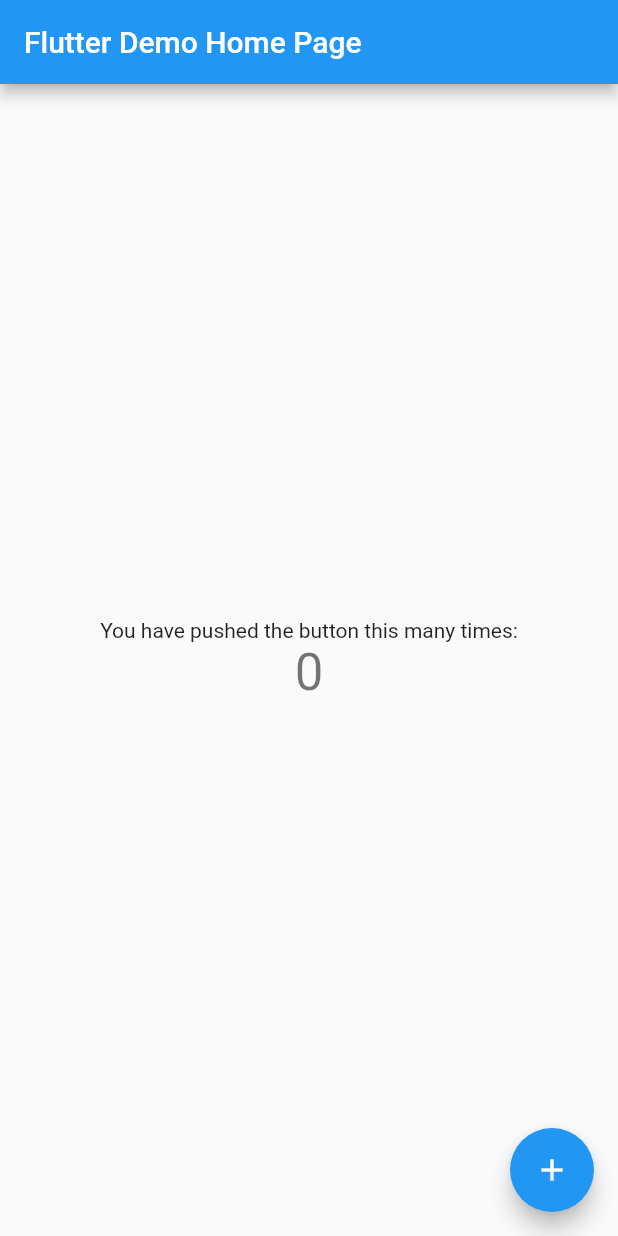
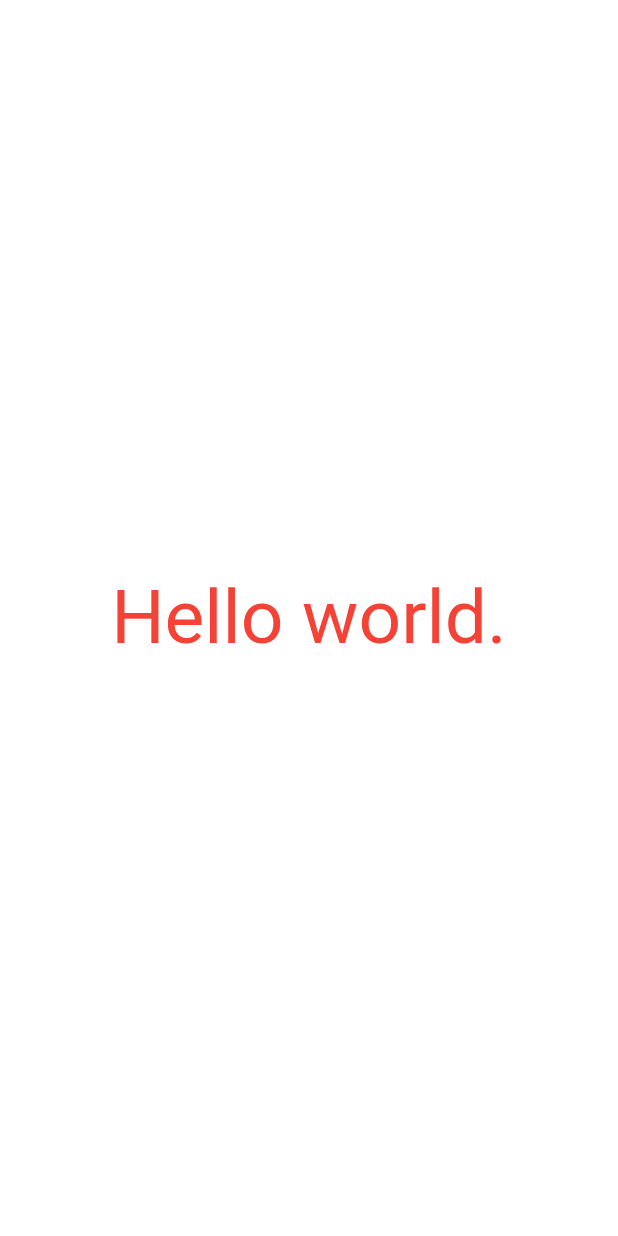
Before and after one commit to deal-machine/dart-training, a Flutter app: the screen it shows after launch, on a phone screen of 412 x 824 dp. Run offline on Flutter 3.47's test engine with Material 2 defaults, Android fonts, the phone set to English and light mode, and no system bars.

Commit message:
create first widget

```diff
--- a/lib/main.dart
+++ b/lib/main.dart
@@ -1,115 +1,11 @@
 import 'package:flutter/material.dart';
 
-void main() {
-  runApp(const MyApp());
+main() {
+  runApp(Container(
+      child: Center(
+          child: Text(
+    'Hello world.',
+    textDirection: TextDirection.ltr,
+    style: TextStyle(color: Colors.red, fontSize: 50),
+  ))));
 }
-
-class MyApp extends StatelessWidget {
-  const MyApp({Key? key}) : super(key: key);
-
-  // This widget is the root of your application.
-  @override
-  Widget build(BuildContext context) {
-    return MaterialApp(
-      title: 'Flutter Demo',
-      theme: ThemeData(
-        // This is the theme of your application.
-        //
-        // Try running your application with "flutter run". You'll see the
-        // application has a blue toolbar. Then, without quitting the app, try
-        // changing the primarySwatch below to Colors.green and then invoke
-        // "hot reload" (press "r" in the console where you ran "flutter run",
-        // or simply save your changes to "hot reload" in a Flutter IDE).
-        // Notice that the counter didn't reset back to zero; the application
-        // is not restarted.
-        primarySwatch: Colors.blue,
-      ),
-      home: const MyHomePage(title: 'Flutter Demo Home Page'),
-    );
-  }
-}
-
-class MyHomePage extends StatefulWidget {
-  const MyHomePage({Key? key, required this.title}) : super(key: key);
-
-  // This widget is the home page of your application. It is stateful, meaning
-  // that it has a State object (defined below) that contains fields that affect
-  // how it looks.
-
-  // This class is the configuration for the state. It holds the values (in this
-  // case the title) provided by the parent (in this case the App widget) and
-  // used by the build method of the State. Fields in a Widget subclass are
-  // always marked "final".
-
-  final String title;
-
-  @override
-  State<MyHomePage> createState() => _MyHomePageState();
-}
-
-class _MyHomePageState extends State<MyHomePage> {
-  int _counter = 0;
-
-  void _incrementCounter() {
-    setState(() {
-      // This call to setState tells the Flutter framework that something has
-      // changed in this State, which causes it to rerun the build method below
-      // so that the display can reflect the updated values. If we changed
-      // _counter without calling setState(), then the build method would not be
-      // called again, and so nothing would appear to happen.
-      _counter++;
-    });
-  }
-
-  @override
-  Widget build(BuildContext context) {
-    // This method is rerun every time setState is called, for instance as done
-    // by the _incrementCounter method above.
-    //
-    // The Flutter framework has been optimized to make rerunning build methods
-    // fast, so that you can just rebuild anything that needs updating rather
-    // than having to individually change instances of widgets.
-    return Scaffold(
-      appBar: AppBar(
-        // Here we take the value from the MyHomePage object that was created by
-        // the App.build method, and use it to set our appbar title.
-        title: Text(widget.title),
-      ),
-      body: Center(
-        // Center is a layout widget. It takes a single child and positions it
-        // in the middle of the parent.
-        child: Column(
-          // Column is also a layout widget. It takes a list of children and
-          // arranges them vertically. By default, it sizes itself to fit its
-          // children horizontally, and tries to be as tall as its parent.
-          //
-          // Invoke "debug painting" (press "p" in the console, choose the
-          // "Toggle Debug Paint" action from the Flutter Inspector in Android
-          // Studio, or the "Toggle Debug Paint" command in Visual Studio Code)
-          // to see the wireframe for each widget.
-          //
-          // Column has various properties to control how it sizes itself and
-          // how it positions its children. Here we use mainAxisAlignment to
-          // center the children vertically; the main axis here is the vertical
-          // axis because Columns are vertical (the cross axis would be
-          // horizontal).
-          mainAxisAlignment: MainAxisAlignment.center,
-          children: <Widget>[
-            const Text(
-              'You have pushed the button this many times:',
-            ),
-            Text(
-              '$_counter',
-              style: Theme.of(context).textTheme.headline4,
-            ),
-          ],
-        ),
-      ),
-      floatingActionButton: FloatingActionButton(
-        onPressed: _incrementCounter,
-        tooltip: 'Increment',
-        child: const Icon(Icons.add),
-      ), // This trailing comma makes auto-formatting nicer for build methods.
-    );
-  }
-}
```
